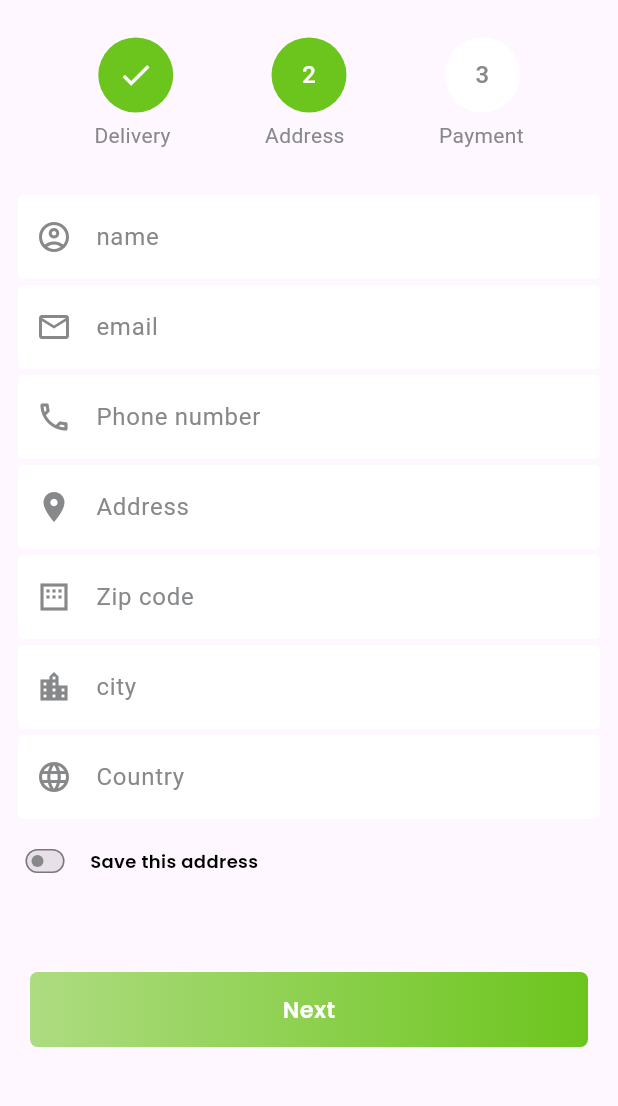
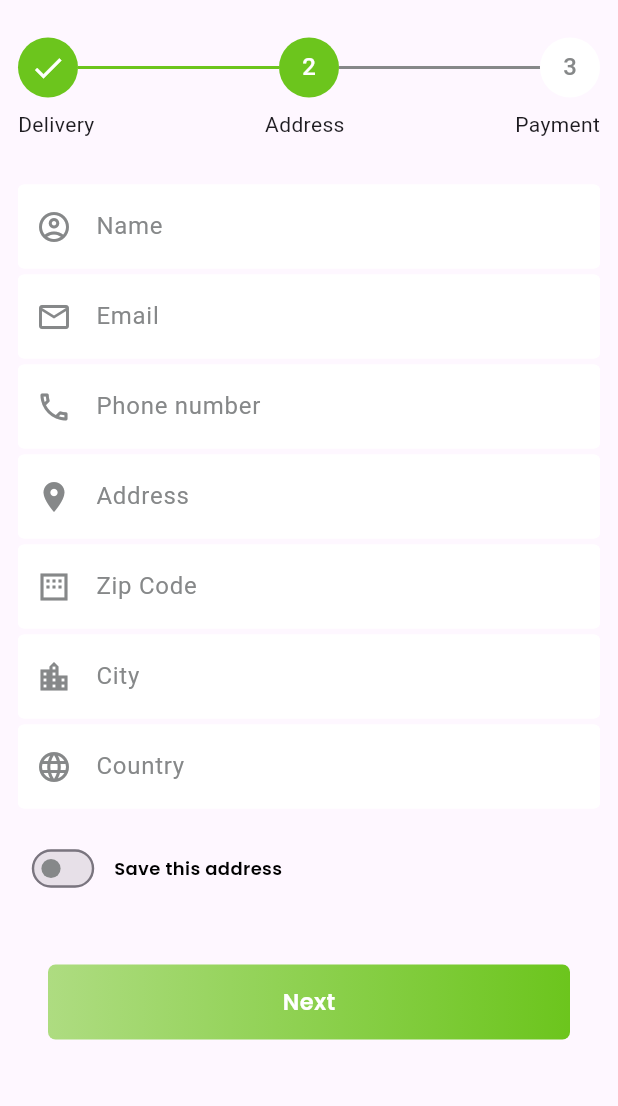
Before and after one commit to tazeen-dev/grocery_app, a Flutter app: the ShippingAddress screen opened directly, on a phone screen of 412 x 824 dp, the part 84-1190 px from its top. Run offline on Flutter 3.47's test engine with Material 3 defaults, Android fonts, the phone set to English and light mode, and no system bars; our stand-ins replace flutter_screenutil, google_fonts.

Commit message:
............

```diff
--- a/lib/view/home_view/cart-screen/shipping_address.dart
+++ b/lib/view/home_view/cart-screen/shipping_address.dart
@@ -1,10 +1,10 @@
 import 'package:flutter/material.dart';
-
 import '../../../controller/components/green_text_button.dart';
 import '../../../controller/components/text-class.dart';
 import '../../../controller/components/textfield.dart';
 import '../../../controller/utils/constants/appcolors/app_color.dart';
 import '../../../controller/utils/constants/appicons/app_icons.dart';
+
 class ShippingAddress extends StatefulWidget {
   const ShippingAddress({super.key});
 
@@ -13,14 +13,16 @@ class ShippingAddress extends StatefulWidget {
 }
 
 class _ShippingAddressState extends State<ShippingAddress> {
-  TextEditingController nameController=TextEditingController();
-  TextEditingController emailController=TextEditingController();
-  TextEditingController addressController=TextEditingController();
-  TextEditingController cityController=TextEditingController();
-  TextEditingController zipcodeController=TextEditingController();
-  TextEditingController phonenumberController=TextEditingController();
-  TextEditingController countryController=TextEditingController();
-  bool isswitched=false;
+  TextEditingController nameController = TextEditingController();
+  TextEditingController emailController = TextEditingController();
+  TextEditingController addressController = TextEditingController();
+  TextEditingController cityController = TextEditingController();
+  TextEditingController zipcodeController = TextEditingController();
+  TextEditingController phonenumberController = TextEditingController();
+  TextEditingController countryController = TextEditingController();
+
+  bool isswitched = false;
+
   @override
   Widget build(BuildContext context) {
     return Scaffold(
@@ -33,109 +35,102 @@ class _ShippingAddressState extends State<ShippingAddress> {
         ),
         centerTitle: true,
         leading: InkWell(
-              onTap: () {
-                Navigator.pop(context);
-              },
-              child: Image(
-                image: AssetImage(AppIcons.backicon),
-                color: AppColors.blackColor,
-              )),
+          onTap: () => Navigator.pop(context),
+          child: Image.asset(AppIcons.backicon, color: AppColors.blackColor),
+        ),
       ),
       body: SingleChildScrollView(
+        child: Padding(
+          padding: const EdgeInsets.symmetric(horizontal: 12.0),
           child: Column(
+            crossAxisAlignment: CrossAxisAlignment.start,
             children: [
-           SizedBox(height: 25,),
+              const SizedBox(height: 25),
+              // Progress Indicator
               Row(
-             mainAxisAlignment: MainAxisAlignment.spaceEvenly,
                 children: [
                   CircleAvatar(
-           radius: 25,
+                    radius: 20,
                     backgroundColor: AppColors.DarkGreen,
-           child: Icon(Icons.done,color: AppColors.whiteColor,),
+                    child: Icon(Icons.done, color: AppColors.whiteColor),
+                  ),
+                  Expanded(
+                    child: Container(height: 2, color: AppColors.DarkGreen),
                   ),
                   CircleAvatar(
-           radius: 25,
+                    radius: 20,
                     backgroundColor: AppColors.DarkGreen,
-           child: Text('2',style: TextStyle(color: AppColors.whiteColor),),
+                    child: Text('2', style: TextStyle(color: AppColors.whiteColor)),
+                  ),
+                  Expanded(
+                    child: Container(height: 2, color: AppColors.greyColor),
                   ),
                   CircleAvatar(
-           radius: 25,
+                    radius: 20,
                     backgroundColor: AppColors.whiteColor,
-           child:Text('3',style: TextStyle(color: AppColors.greyColor),),
+                    child: Text('3', style: TextStyle(color: AppColors.greyColor)),
                   ),
                 ],
               ),
-           SizedBox(height: 5,),
+              const SizedBox(height: 8),
               Row(
-             mainAxisAlignment: MainAxisAlignment.spaceEvenly,
-             children: [
-         Text('Delivery',style: TextStyle(color: AppColors.greyColor),),
-         Text('Address',style: TextStyle(color: AppColors.greyColor),),
-         Text('Payment',style: TextStyle(color: AppColors.greyColor),),
-
+                mainAxisAlignment: MainAxisAlignment.spaceBetween,
+                children: const [
+                  Text('Delivery'),
+                  Text('Address'),
+                  Text('Payment'),
                 ],
               ),
-           SizedBox(height: 30,),
-           Padding(
-             padding: const EdgeInsets.symmetric(horizontal: 12.0),
-             child: TextFeildWidget(
-           hintext: 'name',
+              const SizedBox(height: 30),
+              // Input Fields
+              TextFeildWidget(
+                hintext: 'Name',
                 prefixIcons: Icons.account_circle_outlined,
                 controller: nameController,
-           color: AppColors.whiteColor),
+                color: AppColors.whiteColor,
               ),
-           Padding(
-             padding: const EdgeInsets.symmetric(horizontal: 12.0),
-             child: TextFeildWidget(
-           hintext: 'email',
+              TextFeildWidget(
+                hintext: 'Email',
                 prefixIcons: Icons.email_outlined,
                 controller: emailController,
-           color: AppColors.whiteColor),
+                color: AppColors.whiteColor,
               ),
-           Padding(
-             padding: const EdgeInsets.symmetric(horizontal: 12.0),
-             child: TextFeildWidget(
+              TextFeildWidget(
                 hintext: 'Phone number',
                 prefixIcons: Icons.phone_outlined,
                 controller: phonenumberController,
-           color: AppColors.whiteColor),
+                color: AppColors.whiteColor,
               ),
-           Padding(
-             padding: const EdgeInsets.symmetric(horizontal: 12.0),
-             child: TextFeildWidget(
+              TextFeildWidget(
                 hintext: 'Address',
                 prefixIcons: Icons.location_on,
                 controller: addressController,
-           color: AppColors.whiteColor),
+                color: AppColors.whiteColor,
               ),
-           Padding(
-             padding: const EdgeInsets.symmetric(horizontal: 12.0),
-             child: TextFeildWidget(
-           hintext: 'Zip code',
+              TextFeildWidget(
+                hintext: 'Zip Code',
                 prefixIcons: Icons.margin,
                 controller: zipcodeController,
-           color: AppColors.whiteColor),
+                color: AppColors.whiteColor,
               ),
-           Padding(
-             padding: const EdgeInsets.symmetric(horizontal: 12.0),
-             child: TextFeildWidget(
-           hintext: 'city',
+              TextFeildWidget(
+                hintext: 'City',
                 prefixIcons: Icons.location_city_sharp,
                 controller: cityController,
-           color: AppColors.whiteColor),
+                color: AppColors.whiteColor,
               ),
-           Padding(
-             padding: const EdgeInsets.symmetric(horizontal: 12.0),
-             child: TextFeildWidget(
+              TextFeildWidget(
                 hintext: 'Country',
                 prefixIcons: Icons.language,
                 controller: countryController,
-           color: AppColors.whiteColor),
+                color: AppColors.whiteColor,
               ),
+              const SizedBox(height: 12),
+              // Save Address Switch
               Row(
                 children: [
                   Transform.scale(
-           scale: 0.5,
+                    scale: 0.8,
                     child: Switch(
                       value: isswitched,
                       onChanged: (value) {
@@ -147,13 +142,24 @@ class _ShippingAddressState extends State<ShippingAddress> {
                       inactiveThumbColor: AppColors.greyColor,
                     ),
                   ),
-
-         BlackTextWidget(text: 'Save this address',fontWeight: FontWeight.w600,fontSize: 12,),
+                  const SizedBox(width: 4),
+                  BlackTextWidget(
+                    text: 'Save this address',
+                    fontWeight: FontWeight.w600,
+                    fontSize: 12,
+                  ),
                 ],
               ),
-           SizedBox(height: 50),
-           GreenTextButton(text: 'Next', ontap:(){})
+              const SizedBox(height: 40),
+              GreenTextButton(
+                text: 'Next',
+                ontap: () {
+                  Navigator.pop(context); // You can update this to push next step
+                },
+              ),
+              const SizedBox(height: 30),
             ],
+          ),
         ),
       ),
     );
--- a/lib/view/home_view/payement_screen.dart
+++ b/lib/view/home_view/payement_screen.dart
@@ -46,6 +46,7 @@ class _PayementScreenState extends State<PayementScreen> {
           child: Column(
             crossAxisAlignment: CrossAxisAlignment.start,
             children: [
+              SizedBox(height: 30,),
               Center(
                 child: Row(
                   mainAxisAlignment: MainAxisAlignment.center,
@@ -78,7 +79,7 @@ class _PayementScreenState extends State<PayementScreen> {
                   paymentOptionCard(AppIcons.appleIcon, 'Apple Pay'),
                 ],
               ),
-
+SizedBox(height: 20,),
               Container(
                 height: 189,
                 width: double.infinity,
```
Also changed, not shown: lib/controller/components/profile_listveiw.dart (+24 -14 lines), lib/view/home_view/apply_filters/apply_filters.dart (+133 -131 lines), lib/view/home_view/profile-screen/profile-screen.dart (+7 -1 lines). Lines whose indentation alone changed are shown as unchanged.
